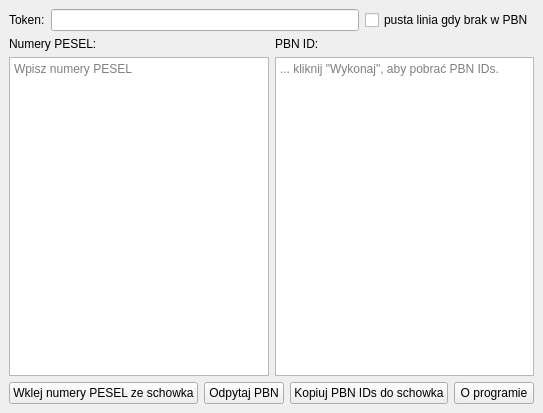
Above: src/pesel2pbn/pesel2pbn.ui from mpasternak/pesel2pbn before the change. Below: the same form after it.
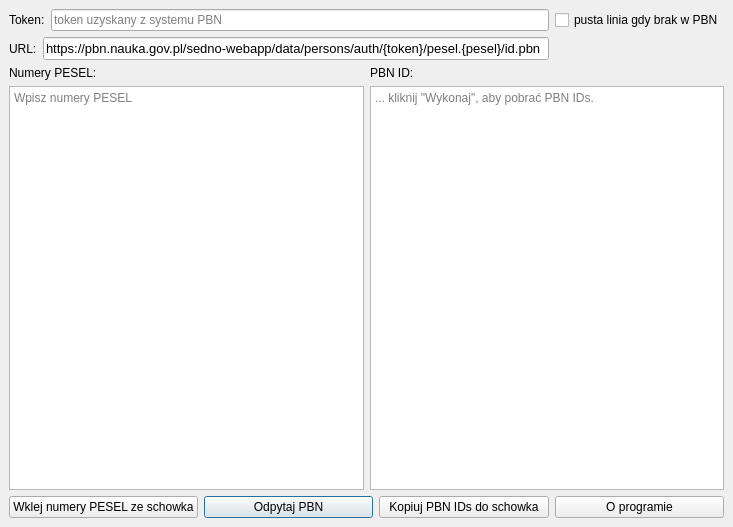
That is the form after the change.

```diff
--- a/src/pesel2pbn/pesel2pbn.ui
+++ b/src/pesel2pbn/pesel2pbn.ui
@@ -6,8 +6,8 @@
    <rect>
     <x>0</x>
     <y>0</y>
-    <width>490</width>
-    <height>413</height>
+    <width>733</width>
+    <height>527</height>
    </rect>
   </property>
   <property name="cursor">
@@ -17,29 +17,36 @@
    <string>pesel2pbn</string>
   </property>
   <widget class="QWidget" name="centralwidget">
-   <layout class="QGridLayout" name="gridLayout">
+   <property name="minimumSize">
+    <size>
+     <width>733</width>
+     <height>363</height>
+    </size>
+   </property>
+   <layout class="QGridLayout" name="gridLayout_2">
     <item row="0" column="0">
-     <layout class="QVBoxLayout" name="verticalLayout_4">
-      <item>
        <layout class="QVBoxLayout" name="verticalLayout_3">
         <item>
-         <layout class="QHBoxLayout" name="horizontalLayout">
-          <item>
+       <layout class="QGridLayout" name="gridLayout">
+        <item row="0" column="0" colspan="2">
            <widget class="QLabel" name="label">
             <property name="text">
              <string>Token:</string>
             </property>
            </widget>
           </item>
-          <item>
+        <item row="0" column="2">
            <widget class="QLineEdit" name="token">
             <property name="toolTip">
              <string>Token autoryzacyjny może otrzymać osoba mająca uprawnienia 
 zarządzającego bibliografią w POLon/PBN.</string>
             </property>
-           </widget>
-          </item>
-          <item>
+          <property name="placeholderText">
+           <string>token uzyskany z systemu PBN</string>
+          </property>
+         </widget>
+        </item>
+        <item row="0" column="3">
            <widget class="QCheckBox" name="emptyLineIfNoPBN">
             <property name="toolTip">
              <string>&lt;html&gt;&lt;head/&gt;&lt;body&gt;&lt;p&gt;Jeżeli brak danego PESEL w PBN, program wstawi domyślnie tekst &amp;quot;Brak w PBN&amp;quot; w listę rezultatów. &lt;/p&gt;&lt;p&gt;Jednakże, jeżeli pożądane przez Ciebie działanie to wstawienie tam pustej linii, wówczas zaznacz tę kontrolkę.&lt;/p&gt;&lt;/body&gt;&lt;/html&gt;</string>
@@ -49,6 +56,28 @@
             </property>
            </widget>
           </item>
+        <item row="1" column="0">
+         <widget class="QLabel" name="label_4">
+          <property name="text">
+           <string>URL:</string>
+          </property>
+         </widget>
+        </item>
+        <item row="1" column="1" colspan="2">
+         <widget class="QLineEdit" name="url">
+          <property name="font">
+           <font>
+            <pointsize>10</pointsize>
+           </font>
+          </property>
+          <property name="text">
+           <string>https://pbn.nauka.gov.pl/sedno-webapp/data/persons/auth/{token}/pesel.{pesel}/id.pbn</string>
+          </property>
+          <property name="placeholderText">
+           <string>adres URL do wykonania zapytania o PBN ID</string>
+          </property>
+         </widget>
+        </item>
          </layout>
         </item>
         <item>
@@ -94,8 +123,6 @@
           </item>
          </layout>
         </item>
-       </layout>
-      </item>
       <item>
        <layout class="QHBoxLayout" name="horizontalLayout_3">
         <item>
@@ -120,7 +147,7 @@
            <bool>false</bool>
           </property>
           <property name="default">
-           <bool>false</bool>
+           <bool>true</bool>
           </property>
          </widget>
         </item>
```
Left out of the diff: 4 changed lines with no effect on the pictures. Lines whose indentation alone changed are shown as unchanged.
